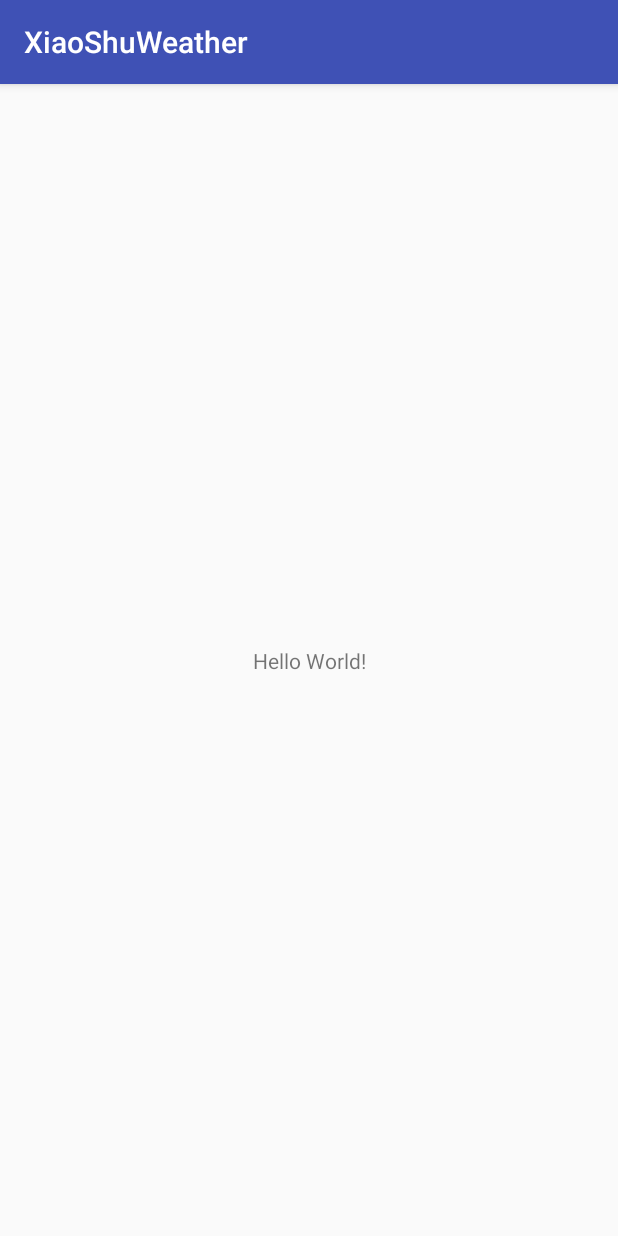
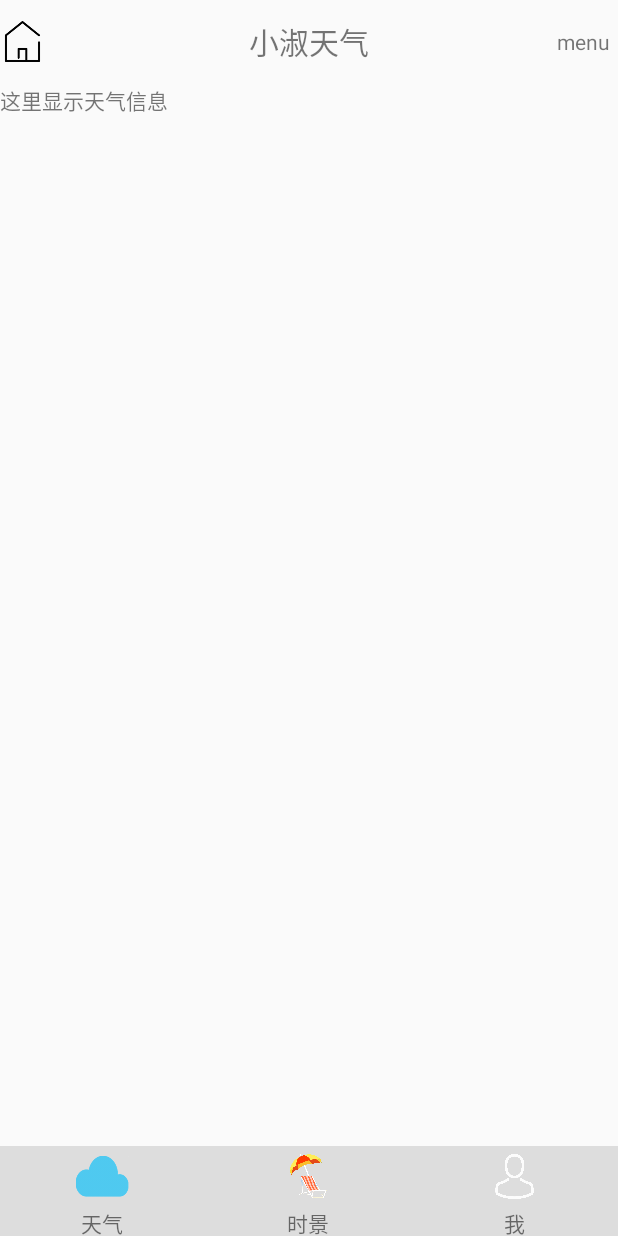
Before and after one commit to watermamba/xiaoshuweather, an Android app: the screen it shows after launch (MainActivity), on a phone screen of 412 x 824 dp. Run offline under Robolectric (Android 15) with nearby library versions, the phone set to English and light mode, and no system bars.

Commit message:
添加了tab导航，但是没有优化

```diff
--- a/app/build.gradle
+++ b/app/build.gradle
@@ -26,5 +26,6 @@ dependencies {
     })
     compile 'com.android.support:appcompat-v7:25.3.1'
     compile 'com.android.support.constraint:constraint-layout:1.0.1'
+    compile 'com.android.support:support-v4:25.3.1'
     testCompile 'junit:junit:4.12'
 }
--- a/app/src/main/java/com/water/xiaoshuweather/MainActivity.java
+++ b/app/src/main/java/com/water/xiaoshuweather/MainActivity.java
@@ -1,13 +1,115 @@
 package com.water.xiaoshuweather;
 
+
+import android.support.v4.app.Fragment;
+import android.support.v4.app.FragmentManager;
+import android.support.v4.app.FragmentTransaction;
 import android.support.v7.app.AppCompatActivity;
 import android.os.Bundle;
+import android.view.View;
+import android.widget.RelativeLayout;
 
-public class MainActivity extends AppCompatActivity {
+import com.water.xiaoshuweather.util.LogUtil;
+
+public class MainActivity extends AppCompatActivity implements View.OnClickListener{
+
+    private Fragment weatherfragment;
+    private Fragment picturefragment;
+    private Fragment infofragment;
+
+    private RelativeLayout WeatherTab;
+    private RelativeLayout PictureTab;
+    private RelativeLayout InfoTab;
+
+    private FragmentManager fragmentManager;
 
     @Override
     protected void onCreate(Bundle savedInstanceState) {
         super.onCreate(savedInstanceState);
         setContentView(R.layout.activity_main);
+        fragmentManager = getSupportFragmentManager();
+        initView();
+        setChoiceItem(0);
+    }
+
+    private void initView() {
+        WeatherTab = (RelativeLayout) findViewById(R.id.weather_tab);
+        PictureTab = (RelativeLayout) findViewById(R.id.picture_tab);
+        InfoTab = (RelativeLayout) findViewById(R.id.info_tab);
+
+        WeatherTab.setOnClickListener(MainActivity.this);
+        PictureTab.setOnClickListener(MainActivity.this);
+        InfoTab.setOnClickListener(MainActivity.this);
+    }
+
+    @Override
+    public void onClick(View v) {
+        switch (v.getId()) {
+            case R.id.weather_tab:
+                LogUtil.d("MainActivity", "点了第一个");
+                setChoiceItem(0);
+                break;
+            case R.id.picture_tab:
+                LogUtil.d("MainActivity", "点了第二个");
+                setChoiceItem(1);
+                break;
+            case R.id.info_tab:
+                LogUtil.d("MainActivity", "点了第三个");
+                setChoiceItem(2);
+                break;
+            default:
+                break;
+        }
+    }
+
+    private void setChoiceItem(int index) {
+        FragmentTransaction fragmentTransaction = fragmentManager.beginTransaction();
+        hideFragment(fragmentTransaction);
+        switch (index) {
+            case 0:
+                LogUtil.d("MainActivity", "你点了天气");
+                if (weatherfragment == null) {
+                    weatherfragment = new WeatherFragment();
+                    fragmentTransaction.add(R.id.content, weatherfragment);
+                } else {
+                    fragmentTransaction.show(weatherfragment);
+                }
+                break;
+
+            case 1:
+                LogUtil.d("MainActivity", "你点了时景");
+                if (picturefragment == null) {
+                    picturefragment = new PictureFragment();
+                    fragmentTransaction.add(R.id.content, picturefragment);
+                } else {
+                    fragmentTransaction.show(picturefragment);
+                }
+                break;
+
+            case 2:
+                LogUtil.d("MainActivity", "你点了个人");
+                if (infofragment == null) {
+                    infofragment = new InfoFragment();
+                    fragmentTransaction.add(R.id.content, infofragment);
+                } else {
+                    fragmentTransaction.show(infofragment);
+                }
+                break;
+            default:
+                break;
+        }
+        fragmentTransaction.commit();
+    }
+
+    private void hideFragment(FragmentTransaction fragmentTransaction) {
+        if (weatherfragment != null) {
+            fragmentTransaction.hide(weatherfragment);
+        }
+        if (picturefragment != null) {
+            fragmentTransaction.hide(picturefragment);
+        }
+        if (infofragment != null) {
+            fragmentTransaction.hide(infofragment);
+        }
     }
 }
--- /dev/null
+++ b/app/src/main/java/com/water/xiaoshuweather/WeatherFragment.java
@@ -0,0 +1,20 @@
+package com.water.xiaoshuweather;
+
+import android.os.Bundle;
+import android.support.v4.app.Fragment;
+import android.view.LayoutInflater;
+import android.view.View;
+import android.view.ViewGroup;
+
+/**
+ * Created by water on 2017/5/5.
+ */
+
+public class WeatherFragment extends Fragment {
+
+    @Override
+    public View onCreateView(LayoutInflater inflater, ViewGroup container, Bundle savedInstanceState) {
+        View view = inflater.inflate(R.layout.page_wea_layout, container, false);
+        return view;
+    }
+}
--- /dev/null
+++ b/app/src/main/java/com/water/xiaoshuweather/util/LogUtil.java
@@ -0,0 +1,55 @@
+package com.water.xiaoshuweather.util;
+
+import android.util.Log;
+
+/**
+ * Created by water on 2017/5/6.
+ */
+
+public class LogUtil {
+
+    public static final int VERBOSE = 1;
+
+    public static final int DEBUG = 2;
+
+    public static final int INFO = 3;
+
+    public static final int WARN = 4;
+
+    public static final int ERROR = 5;
+
+    public static final int NOTHING = 6;
+
+    public static int level = VERBOSE;
+
+    public static void v(String tag, String msg) {
+        if (level <= VERBOSE) {
+            Log.v(tag, msg);
+        }
+    }
+
+    public static void d(String tag, String msg) {
+        if (level <= DEBUG) {
+            Log.d(tag, msg);
+        }
+    }
+
+    public static void i(String tag, String msg) {
+        if (level <= INFO) {
+            Log.i(tag, msg);
+        }
+    }
+
+    public static void w(String tag, String msg) {
+        if (level <= WARN) {
+            Log.w(tag, msg);
+        }
+    }
+
+    public static void e(String tag, String msg) {
+        if (level <= ERROR) {
+            Log.e(tag, msg);
+        }
+    }
+
+}
--- a/app/src/main/res/layout/activity_main.xml
+++ b/app/src/main/res/layout/activity_main.xml
@@ -1,18 +1,19 @@
 <?xml version="1.0" encoding="utf-8"?>
-<android.support.constraint.ConstraintLayout xmlns:android="http://schemas.android.com/apk/res/android"
-    xmlns:app="http://schemas.android.com/apk/res-auto"
-    xmlns:tools="http://schemas.android.com/tools"
+<LinearLayout xmlns:android="http://schemas.android.com/apk/res/android"
+    android:orientation="vertical"
     android:layout_width="match_parent"
-    android:layout_height="match_parent"
-    tools:context="com.water.xiaoshuweather.MainActivity">
+    android:layout_height="match_parent">
 
-    <TextView
-        android:layout_width="wrap_content"
-        android:layout_height="wrap_content"
-        android:text="Hello World!"
-        app:layout_constraintBottom_toBottomOf="parent"
-        app:layout_constraintLeft_toLeftOf="parent"
-        app:layout_constraintRight_toRightOf="parent"
-        app:layout_constraintTop_toTopOf="parent" />
+    <!-- 顶部标题栏 -->
+    <include layout="@layout/title_layout" />
 
-</android.support.constraint.ConstraintLayout>
+    <!-- 三个不同页面-->
+    <FrameLayout
+        android:id="@+id/content"
+        android:layout_width="match_parent"
+        android:layout_height="0dp"
+        android:layout_weight="1"
+        />
+
+    <include layout="@layout/tab_layout"/>
+</LinearLayout>
--- /dev/null
+++ b/app/src/main/res/layout/page_wea_layout.xml
@@ -0,0 +1,12 @@
+<?xml version="1.0" encoding="utf-8"?>
+<LinearLayout
+    xmlns:android="http://schemas.android.com/apk/res/android"
+    android:orientation="vertical"
+    android:layout_width="match_parent"
+    android:layout_height="match_parent">
+
+    <TextView
+        android:layout_width="wrap_content"
+        android:layout_height="wrap_content"
+        android:text="这里显示天气信息"/>
+</LinearLayout>
--- /dev/null
+++ b/app/src/main/res/layout/tab_layout.xml
@@ -0,0 +1,92 @@
+<?xml version="1.0" encoding="utf-8"?>
+<LinearLayout
+    xmlns:android="http://schemas.android.com/apk/res/android"
+    android:layout_width="match_parent"
+    android:layout_height="60dp"
+    android:background="#ddd">
+
+    <RelativeLayout
+        android:id="@+id/weather_tab"
+        android:layout_width="0dp"
+        android:layout_height="match_parent"
+        android:layout_weight="1">
+        <LinearLayout
+            android:orientation="vertical"
+            android:layout_width="wrap_content"
+            android:layout_height="match_parent"
+            android:layout_centerInParent="true">
+            <ImageView
+                android:layout_width="35dp"
+                android:layout_height="30dp"
+                android:layout_marginTop="5dp"
+                android:layout_gravity="center_horizontal"
+                android:src="@drawable/tab_weather"
+                />
+            <TextView
+                android:id="@+id/weather_lab"
+                android:layout_width="wrap_content"
+                android:layout_height="wrap_content"
+                android:text="天气"
+                android:layout_gravity="center_horizontal"
+                android:layout_marginTop="5dp"
+                />
+        </LinearLayout>
+    </RelativeLayout>
+
+    <RelativeLayout
+        android:id="@+id/picture_tab"
+        android:layout_width="0dp"
+        android:layout_height="match_parent"
+        android:layout_weight="1">
+        <LinearLayout
+            android:orientation="vertical"
+            android:layout_width="wrap_content"
+            android:layout_height="match_parent"
+            android:layout_centerInParent="true">
+            <ImageView
+                android:layout_width="30dp"
+                android:layout_height="30dp"
+                android:layout_marginTop="5dp"
+                android:layout_gravity="center_horizontal"
+                android:src="@drawable/tab_picture"
+                />
+            <TextView
+                android:id="@+id/picture_lab"
+                android:layout_width="wrap_content"
+                android:layout_height="wrap_content"
+                android:text="时景"
+                android:layout_gravity="center_horizontal"
+                android:layout_marginTop="5dp"
+                />
+        </LinearLayout>
+    </RelativeLayout>
+
+    <RelativeLayout
+        android:id="@+id/info_tab"
+        android:layout_width="0dp"
+        android:layout_height="match_parent"
+        android:layout_weight="1">
+        <LinearLayout
+            android:orientation="vertical"
+            android:layout_width="wrap_content"
+            android:layout_height="match_parent"
+            android:layout_centerInParent="true">
+            <ImageView
+                android:layout_width="30dp"
+                android:layout_height="30dp"
+                android:layout_marginTop="5dp"
+                android:layout_gravity="center_horizontal"
+                android:src="@drawable/tab_info"
+                />
+            <TextView
+                android:id="@+id/info_lab"
+                android:layout_width="wrap_content"
+                android:layout_height="wrap_content"
+                android:text="我"
+                android:layout_gravity="center_horizontal"
+                android:layout_marginTop="5dp"
+                />
+        </LinearLayout>
+    </RelativeLayout>
+
+</LinearLayout>
--- /dev/null
+++ b/app/src/main/res/layout/title_layout.xml
@@ -0,0 +1,36 @@
+<?xml version="1.0" encoding="utf-8"?>
+<RelativeLayout
+    xmlns:android="http://schemas.android.com/apk/res/android"
+    android:orientation="horizontal"
+    android:layout_width="match_parent"
+    android:layout_height="?attr/actionBarSize">
+
+    <ImageView
+        android:id="@+id/title_nav"
+        android:layout_width="30dp"
+        android:layout_height="30dp"
+        android:layout_centerVertical="true"
+        android:src="@drawable/home"
+        />
+
+    <TextView
+        android:id="@+id/title_city"
+        android:layout_width="wrap_content"
+        android:layout_height="wrap_content"
+        android:layout_centerInParent="true"
+        android:text="小淑天气"
+        android:textSize="20sp"
+        />
+
+    <TextView
+        android:id="@+id/title_update_time"
+        android:layout_width="wrap_content"
+        android:layout_height="wrap_content"
+        android:layout_alignParentRight="true"
+        android:layout_marginRight="5dp"
+        android:layout_centerVertical="true"
+        android:text="menu"
+        />
+
+
+</RelativeLayout>
--- a/app/src/main/res/values/strings.xml
+++ b/app/src/main/res/values/strings.xml
@@ -1,3 +1,6 @@
 <resources>
     <string name="app_name">XiaoShuWeather</string>
+
+    <!-- TODO: Remove or change this placeholder text -->
+    <string name="hello_blank_fragment">Hello blank fragment</string>
 </resources>
--- a/app/src/main/res/values/styles.xml
+++ b/app/src/main/res/values/styles.xml
@@ -1,7 +1,7 @@
 <resources>
 
     <!-- Base application theme. -->
-    <style name="AppTheme" parent="Theme.AppCompat.Light.DarkActionBar">
+    <style name="AppTheme" parent="Theme.AppCompat.Light.NoActionBar">
         <!-- Customize your theme here. -->
         <item name="colorPrimary">@color/colorPrimary</item>
         <item name="colorPrimaryDark">@color/colorPrimaryDark</item>
```
Also changed, not shown: app/src/main/java/com/water/xiaoshuweather/InfoFragment.java (added, +20 -0 lines), app/src/main/java/com/water/xiaoshuweather/PictureFragment.java (added, +20 -0 lines), app/src/main/res/layout/page_info_layout.xml (added, +14 -0 lines), app/src/main/res/layout/page_pic_layout.xml (added, +14 -0 lines), app/src/main/res/drawable/home.png (added), app/src/main/res/drawable/tab_info.png (added), app/src/main/res/drawable/tab_picture.png (added), app/src/main/res/drawable/tab_weather.png (added).
